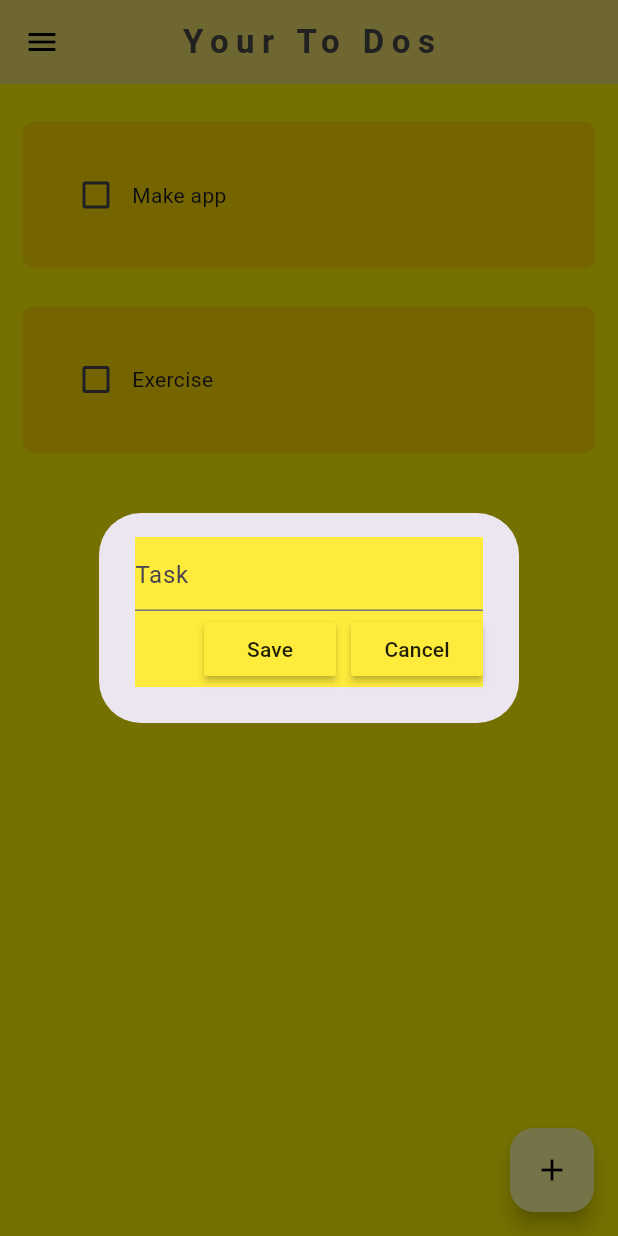
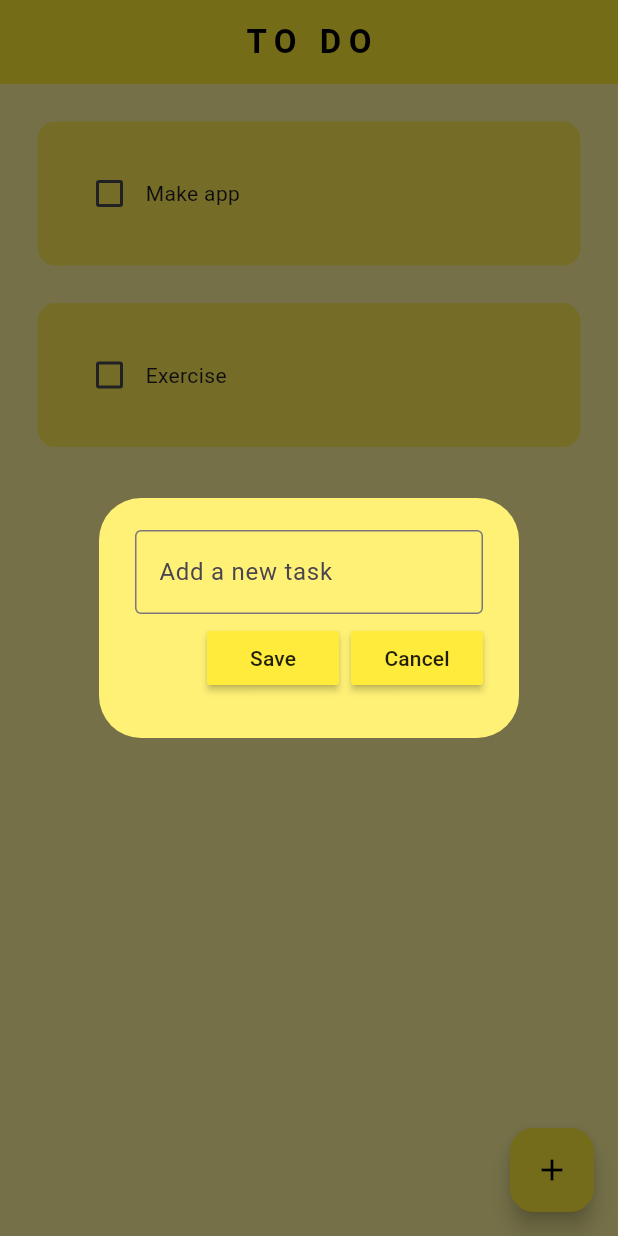
Before and after one commit to AliAhmed-004/To-Do-App, a Flutter app: the screen it shows after launch, after a tap on the "add" icon, on a phone screen of 412 x 824 dp. Run offline on Flutter 3.47's test engine with Material 3 defaults, Android fonts, the phone set to English and light mode, and no system bars; drawn by our look-alikes of flutter_slidable; our stand-ins replace hive, hive_flutter; accounts and stored records are empty.

Commit message:
Changed Colors

```diff
--- a/lib/data/database.dart
+++ b/lib/data/database.dart
@@ -1,6 +1,6 @@
 import 'package:hive/hive.dart';
 
-class ToDoDatbase{
+class ToDoDatabase {
   List toDoList = [];
 
   // refer the box
@@ -8,7 +8,7 @@ class ToDoDatbase{
 
   //data for first time running the app
   void createInitialData() {
-    toDoList= [
+    toDoList = [
       ["Make app", false],
       ["Exercise", false],
     ];
--- a/lib/main.dart
+++ b/lib/main.dart
@@ -21,7 +21,7 @@ class MyApp extends StatelessWidget {
     return MaterialApp(
       theme: ThemeData(primaryColor: Colors.yellow),
       debugShowCheckedModeBanner: false,
-      home: const Home(),
+      home: const HomePage(),
     );
   }
 }
--- a/lib/pages/home.dart
+++ b/lib/pages/home.dart
@@ -1,56 +1,58 @@
 import 'package:flutter/material.dart';
 import 'package:hive_flutter/hive_flutter.dart';
-import 'package:tic_tac_toe/data/database.dart';
 import 'package:tic_tac_toe/util/new_task.dart';
 import 'package:tic_tac_toe/util/to_do_tile.dart';
+import '../data/database.dart';
+// import '../util/dialog_box.dart';
+// import '../util/todo_tile.dart';
 
-class Home extends StatefulWidget {
-  const Home({super.key});
+class HomePage extends StatefulWidget {
+  const HomePage({super.key});
 
   @override
-  State<Home> createState() => _HomeState();
+  State<HomePage> createState() => _HomePageState();
 }
 
-class _HomeState extends State<Home> {
-  ToDoDatbase db = ToDoDatbase();
-  final myBox = Hive.box("myBox");
+class _HomePageState extends State<HomePage> {
+  // reference the hive box
+  final _myBox = Hive.box('mybox');
+  ToDoDatabase db = ToDoDatabase();
 
   @override
   void initState() {
-    // TODO: implement initState
-    //if first time ever opening app, create default data
-    if (myBox.get("TODOLIST") == null) {
+    // if this is the 1st time ever openin the app, then create default data
+    if (_myBox.get("TODOLIST") == null) {
       db.createInitialData();
     } else {
+      // there already exists data
       db.loadData();
     }
+
     super.initState();
   }
 
-  //text controller
+  // text controller
   final _controller = TextEditingController();
 
-  //Method for checkbox tapped
-  void checkBoxChanged(bool? value, index) {
+  // checkbox was tapped
+  void checkBoxChanged(bool? value, int index) {
     setState(() {
       db.toDoList[index][1] = !db.toDoList[index][1];
     });
     db.updateDatabase();
   }
 
-  // save method
+  // save new task
   void saveNewTask() {
     setState(() {
-      if (_controller.text == "") {
       db.toDoList.add([_controller.text, false]);
-      }
       _controller.clear();
     });
     Navigator.of(context).pop();
     db.updateDatabase();
   }
 
-  //creating new task
+  // create a new task
   void createNewTask() {
     showDialog(
       context: context,
@@ -60,10 +62,11 @@ class _HomeState extends State<Home> {
           onSave: saveNewTask,
           onCancel: () => Navigator.of(context).pop(),
         );
-        });
+      },
+    );
   }
 
-  //delete task
+  // delete task
   void deleteTask(int index) {
     setState(() {
       db.toDoList.removeAt(index);
@@ -74,51 +77,36 @@ class _HomeState extends State<Home> {
   @override
   Widget build(BuildContext context) {
     return Scaffold(
-      backgroundColor: const Color(0xfffff700),
+      backgroundColor: Colors.yellow[200],
       appBar: AppBar(
-        iconTheme: const IconThemeData(color: Colors.black),
-        elevation: 5,
-        backgroundColor: const Color(0xfffff063),
         centerTitle: true,
-        title: const Text(
-          "Your To Dos",
+        backgroundColor: Color.fromARGB(255, 255, 235, 53),
+        title: Text(
+          'TO DO',
           style: TextStyle(
-              color: Color(0xff474747),
+            color: Colors.black,
+            fontWeight: FontWeight.bold,
             letterSpacing: 5,
-              fontWeight: FontWeight.bold),
           ),
         ),
-      drawer: Drawer(
-        backgroundColor: const Color(0xfffffb7a),
-        child: Column(
-          mainAxisAlignment: MainAxisAlignment.center,
-          crossAxisAlignment: CrossAxisAlignment.stretch,
-          children: [
-            TextButton.icon(
-                onPressed: () {},
-                icon: const Icon(Icons.home),
-                label: const Text("Home"))
-          ],
+        elevation: 0,
       ),
+      floatingActionButton: FloatingActionButton(
+        onPressed: createNewTask,
+        child: Icon(Icons.add),
+        backgroundColor: Colors.yellow,
+        foregroundColor: Colors.black,
       ),
       body: ListView.builder(
         itemCount: db.toDoList.length,
         itemBuilder: (context, index) {
           return ToDoTile(
-            deleteFunction: (context) => deleteTask(index),
             taskName: db.toDoList[index][0],
             taskCompleted: db.toDoList[index][1],
             onChanged: (value) => checkBoxChanged(value, index),
+            deleteFunction: (context) => deleteTask(index),
           );
         },
-      ),
-      floatingActionButton: FloatingActionButton(
-        onPressed: createNewTask,
-        backgroundColor: const Color(0xfffffc9c),
-        child: const Icon(
-          Icons.add,
-          color: Colors.black,
-        ),
       ),
     );
   }
--- a/lib/util/new_task.dart
+++ b/lib/util/new_task.dart
@@ -16,28 +16,34 @@ class NewTask extends StatelessWidget {
   @override
   Widget build(BuildContext context) {
     return AlertDialog(
+      backgroundColor: Colors.yellow[300],
       content: Container(
-        height: 100,
-        color: Colors.yellow,
+        height: 120,
         child: Column(
           mainAxisAlignment: MainAxisAlignment.spaceEvenly,
           children: [
+            // get user input
             TextField(
               controller: controller,
               decoration: InputDecoration(
-                hintText: "Task",
+                border: OutlineInputBorder(),
+                hintText: "Add a new task",
               ),
             ),
+
+            // buttons -> save + cancel
             Row(
               mainAxisAlignment: MainAxisAlignment.end,
               children: [
+                // save button
                 MyButton(text: "Save", onPressed: onSave),
-                const SizedBox(
-                  width: 10,
-                ),
+
+                const SizedBox(width: 8),
+
+                // cancel button
                 MyButton(text: "Cancel", onPressed: onCancel),
               ],
-            )
+            ),
           ],
         ),
       ),
--- a/lib/util/to_do_tile.dart
+++ b/lib/util/to_do_tile.dart
@@ -4,21 +4,21 @@ import 'package:flutter_slidable/flutter_slidable.dart';
 class ToDoTile extends StatelessWidget {
   final String taskName;
   final bool taskCompleted;
-  final Function(bool?)? onChanged;
-  final Function(BuildContext)? deleteFunction;
+  Function(bool?)? onChanged;
+  Function(BuildContext)? deleteFunction;
 
-  ToDoTile(
-      {super.key,
-      required this.taskName,
-      required this.taskCompleted,
-      required this.onChanged,
-      required this.deleteFunction});
+  ToDoTile({
+    super.key,
+    required this.taskName,
+    required this.taskCompleted,
+    required this.onChanged,
+    required this.deleteFunction,
+  });
 
   @override
   Widget build(BuildContext context) {
-    // bool? isChecked = false;
     return Padding(
-      padding: const EdgeInsets.fromLTRB(15, 25, 15, 0),
+      padding: const EdgeInsets.only(left: 25.0, right: 25, top: 25),
       child: Slidable(
         endActionPane: ActionPane(
           motion: StretchMotion(),
@@ -26,34 +26,34 @@ class ToDoTile extends StatelessWidget {
             SlidableAction(
               onPressed: deleteFunction,
               icon: Icons.delete,
-              backgroundColor: Colors.redAccent,
-              borderRadius: BorderRadius.circular(5),
+              backgroundColor: Colors.red.shade300,
+              borderRadius: BorderRadius.circular(12),
             )
           ],
         ),
         child: Container(
-          padding: EdgeInsets.all(25),
+          padding: EdgeInsets.all(24),
           decoration: BoxDecoration(
-            color: Color(0xffffdd00),
-            borderRadius: BorderRadius.circular(8),
+            color: const Color.fromARGB(255, 255, 238, 85),
+            borderRadius: BorderRadius.circular(12),
           ),
           child: Row(
             children: [
-              //CheckBox
+              // checkbox
               Checkbox(
                 value: taskCompleted,
                 onChanged: onChanged,
-                activeColor: Colors.amber,
-                checkColor: Colors.black,
+                activeColor: Colors.black,
               ),
 
-              //Task Name
+              // task name
               Text(
                 taskName,
                 style: TextStyle(
-                    decoration: taskCompleted
-                        ? TextDecoration.lineThrough
-                        : TextDecoration.none),
+                  decoration: taskCompleted
+                      ? TextDecoration.lineThrough
+                      : TextDecoration.none,
+                ),
               ),
             ],
           ),
```
Lines whose indentation alone changed are shown as unchanged.
